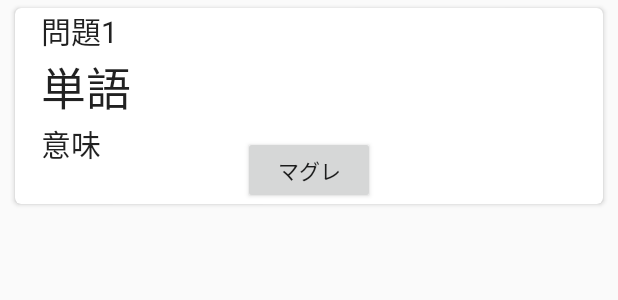
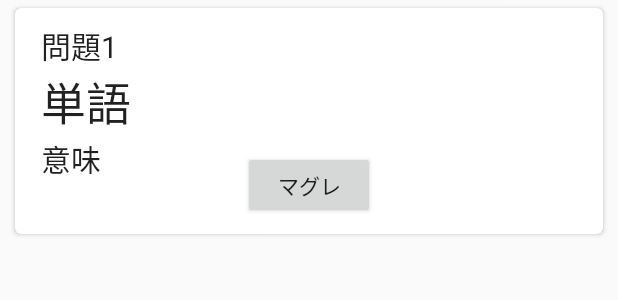
Before and after one commit to OrenBigMuff/Marumaru, an Android app: the layout card_correct.xml on its own in the app's theme, with its tools: preview values and no code run, on a phone screen of 412 x 824 dp. Shown: the top 300 px of the screen. Run offline under Robolectric (Android 15) with nearby library versions, the phone set to English and light mode, and no system bars.

Commit message:
2016/01/28 正誤のCardViewとリザルト画面のコード作成

```diff
--- a/app/src/main/res/layout/card_marumaru.xml
+++ b/app/src/main/res/layout/card_correct.xml
@@ -5,7 +5,7 @@
     android:weightSum="1">
 
     <android.support.v7.widget.CardView
-        android:id="@+id/cardView"
+        android:id="@+id/cdvCcCard"
         xmlns:android="http://schemas.android.com/apk/res/android"
         xmlns:card_view="http://schemas.android.com/apk/res-auto"
         android:layout_width="match_parent"
@@ -27,7 +27,7 @@
             >
 
             <TextView
-                android:id="@+id/textBox"
+                android:id="@+id/txvCcNumber"
                 android:layout_width="wrap_content"
                 android:layout_height="wrap_content"
 
@@ -35,45 +35,47 @@
                 android:textAppearance="?android:attr/textAppearanceLarge"
                 android:textSize="20dp"
                 android:layout_marginLeft="17dp"
-                android:layout_alignParentTop="true" />
+                android:layout_alignParentTop="true"
+                android:layout_marginTop="10dp" />
 
             <TextView
-                android:id="@+id/textBox2"
+                android:id="@+id/txvCcQuestion"
                 android:layout_width="wrap_content"
                 android:layout_height="wrap_content"
-                android:layout_below="@+id/textBox"
+                android:layout_below="@+id/txvCcNumber"
                 android:text="単語"
                 android:textAppearance="?android:attr/textAppearanceLarge"
                 android:textSize="30dp"
-                android:layout_alignLeft="@+id/textBox" />
+                android:layout_alignLeft="@+id/txvCcNumber" />
 
             <TextView
-                android:id="@+id/textBox3"
+                android:id="@+id/txvCcAnswer"
                 android:layout_width="wrap_content"
                 android:layout_height="wrap_content"
-                android:layout_below="@+id/textBox2"
+                android:layout_below="@+id/txvCcQuestion"
                 android:text="意味"
                 android:textAppearance="?android:attr/textAppearanceLarge"
                 android:textSize="20dp"
-                android:layout_alignLeft="@+id/textBox" />
+                android:layout_alignLeft="@+id/txvCcNumber" />
 
             <ImageView
                 android:layout_width="60sp"
                 android:layout_height="60sp"
-                android:id="@+id/imageView"
-                android:layout_alignTop="@+id/textBox2"
+                android:id="@+id/imvCcRW"
+                android:layout_alignTop="@+id/txvCcQuestion"
                 android:layout_alignParentRight="true"
                 android:layout_marginRight="17dp" />
 
             <Button
-                android:id="@+id/read_more"
+                android:id="@+id/btnCcFluke"
                 android:layout_width="wrap_content"
                 android:layout_height="45dp"
                 android:layout_alignParentLeft="false"
-                android:layout_below="@+id/textBox2"
+                android:layout_below="@+id/txvCcQuestion"
                 android:layout_marginTop="10dp"
                 android:text="マグレ"
-                android:layout_centerHorizontal="true"/>
+                android:layout_centerHorizontal="true"
+                android:layout_marginBottom="10dp" />
 
         </RelativeLayout>
     </android.support.v7.widget.CardView>
```
Also changed, not shown: app/src/main/java/com/bizan/mobile10/marumaru/Results.java (+85 -1 lines), app/src/main/res/layout/activity_results.xml (+14 -9 lines), app/src/main/res/layout/card_mistake.xml (added, +71 -0 lines).
